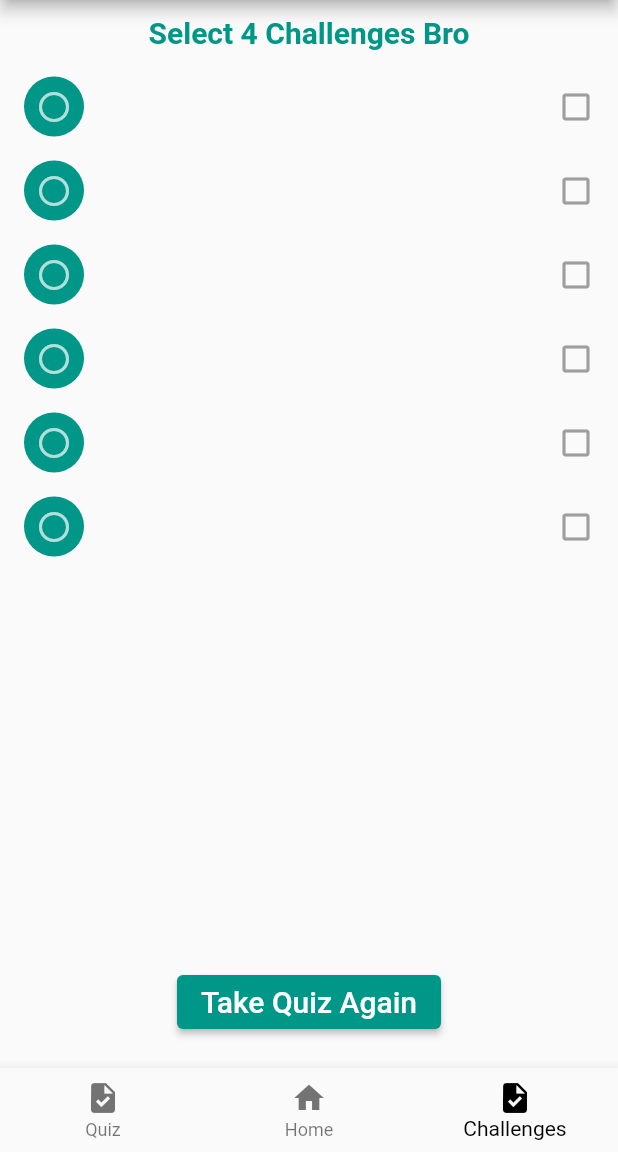
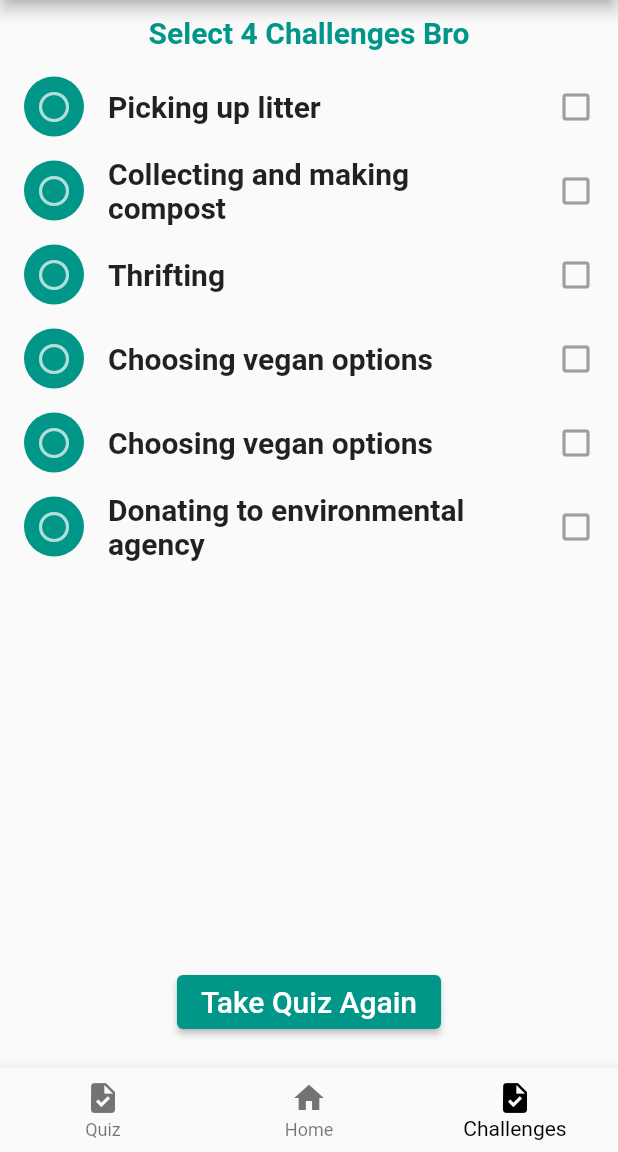
Before and after one commit to eriksoriano/forgood, a Flutter app: the screen it shows after launch, item 3 of the bottom bar chosen, on a phone screen of 412 x 824 dp, the part 84-1236 px from its top. Run offline on Flutter 3.47's test engine with Material 2 defaults, Android fonts, the phone set to English and light mode, and no system bars.

```diff
--- a/lib/main.dart
+++ b/lib/main.dart
@@ -69,12 +69,12 @@ class _MyHomePageState extends State<MyHomePage> {
 // **************************************************************************
 
   List<listOpportunities> challengenames = [
-    listOpportunities("", false),
-    listOpportunities("", false),
-    listOpportunities("", false),
-    listOpportunities("", false),
-    listOpportunities("", false),
-    listOpportunities("", false),
+    listOpportunities("Picking up litter", false),
+    listOpportunities("Collecting and making compost", false),
+    listOpportunities("Thrifting", false),
+    listOpportunities("Choosing vegan options", false),
+    listOpportunities("Choosing vegan options", false),
+    listOpportunities("Donating to environmental agency", false),
   ];
 
   List<listOpportunities> selectedThings = [];
```
Also changed, not shown: 1 other file.
